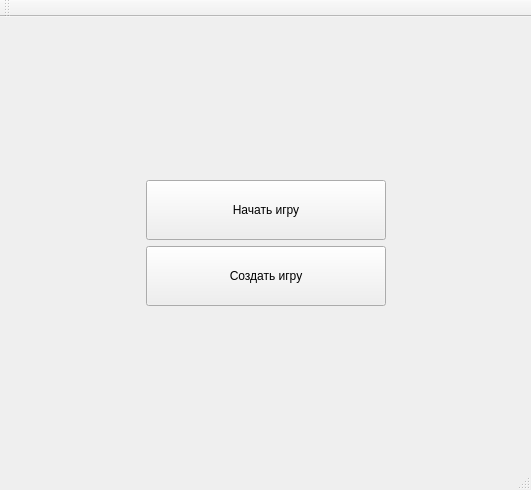
This is mainwindow.ui in Roket132/PectiMazeGame as Qt 5 draws it before an edit. The edited form follows.
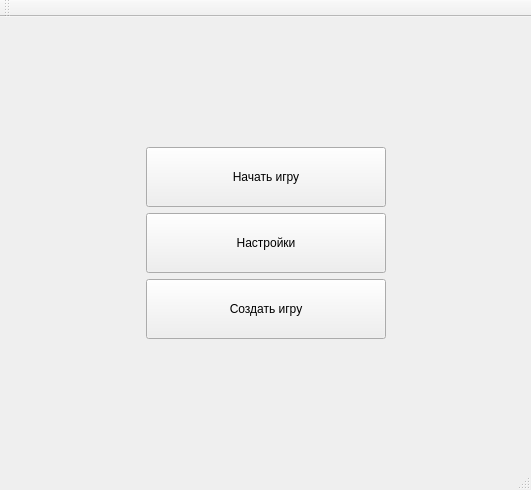
This is the edited form.

Commit message: add appSettings with a style choice

Diff of the .ui file:
```diff
--- a/mainwindow.ui
+++ b/mainwindow.ui
@@ -43,6 +43,19 @@
         </property>
        </widget>
       </item>
+      <item>
+       <widget class="QPushButton" name="settingsButton">
+        <property name="minimumSize">
+         <size>
+          <width>240</width>
+          <height>60</height>
+         </size>
+        </property>
+        <property name="text">
+         <string>Настройки</string>
+        </property>
+       </widget>
+      </item>
       <item>
        <widget class="QPushButton" name="startServerButton">
         <property name="minimumSize">
```
The commit also changes 21 other files.
